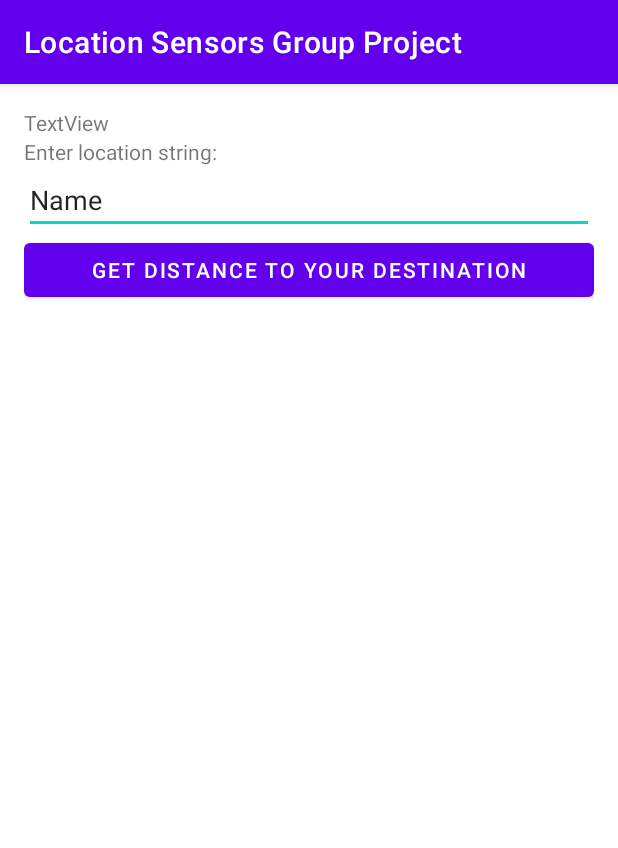
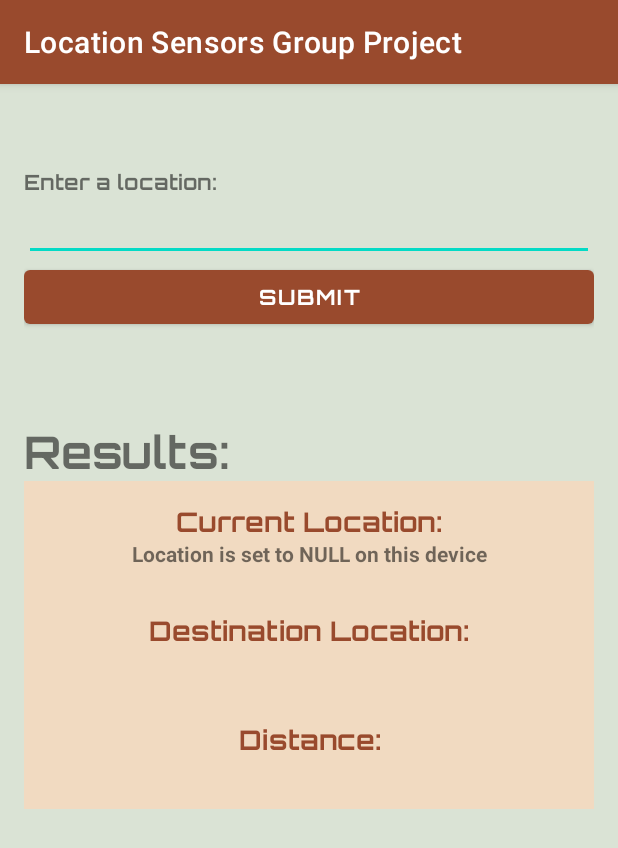
Before and after one commit to nylahtay/CIS240-LocationSensors, an Android app: the screen it shows after launch (MainActivity), on a phone screen of 412 x 824 dp. Shown: the top 848 px of the screen. Run offline under Robolectric (Android 15) with nearby library versions, the light colour scheme and no system bars; 1 statement that could not run was skipped.

Commit message:
Finished Styling

```diff
--- a/app/src/main/java/com/example/locationsensorsgroupproject/MainActivity.java
+++ b/app/src/main/java/com/example/locationsensorsgroupproject/MainActivity.java
@@ -36,7 +36,8 @@ public class MainActivity extends AppCompatActivity {
         //Assign the variables
         TextViewCurrentLocation = findViewById(R.id.txtLocation);
         TextViewDestinationLocation = findViewById(R.id.txtDestination);
-        TextViewDistance = findViewById(R.id.txtDistance);
+        TextViewDistance = findViewById(R.id.txtResults);
+        btLocation = findViewById(R.id.submitBtn);
 
 
 
@@ -46,22 +47,20 @@ public class MainActivity extends AppCompatActivity {
         //this will populate the lat2 and lon2 with the phone's location onCreate;
         getLocation();
 
-        btLocation.setOnClickListener(new View.OnClickListener() {
-
-            @Override
-            public void onClick(View v) {
-                getLocation();
-            }
-        });
 
     }
 
     public void submitForm(View V){
         TextView locationRequested = findViewById(R.id.locationRequested);
         String location =  locationRequested.getText().toString();
-        TextViewDestinationLocation.setText(getLatLongFromString(location));
-        TextViewDistance.setText(distance(lon1, lat1, lon2, lat2)+" Miles Away");
-        TextViewCurrentLocation.setText(lat2+", "+ lon2);
+        String destCoord = getLatLongFromString(location);
+        TextViewDestinationLocation.setText(destCoord);
+        if(destCoord == "Could Not Find Location"){
+            TextViewDistance.setText("Could Not Find Location");
+
+        }else{
+            TextViewDistance.setText(String.format("%.1f",distance(lon1, lat1, lon2, lat2))+" Miles Away");
+        }
     }
 
 
@@ -106,10 +105,11 @@ public class MainActivity extends AppCompatActivity {
             //return "Lat/Lon: "+address.getLatitude() +" "+address.getLongitude();
             lat1 = address.getLatitude();
             lon1 = address.getLongitude();
-            return lat1+", "+lon1;
+            return String.format("%.4f",lat1)+", "+String.format("%.4f",lon1);
 
         }catch(Exception e){
-            return e.toString();
+            Toast.makeText(this, "Could not find location", Toast.LENGTH_SHORT).show();
+            return "Could Not Find Location";
         }
 
     }
@@ -148,7 +148,7 @@ public class MainActivity extends AppCompatActivity {
                         );
 
                         //Set latitude on TextView
-                        TextViewCurrentLocation.setText(addresses.get(0).getLatitude() + "," + addresses.get(0).getLongitude());
+                        TextViewCurrentLocation.setText(String.format("%.4f", addresses.get(0).getLatitude()) + "," + String.format("%.4f", addresses.get(0).getLongitude()));
 
                         //sending the location to the interface GPSCallback
                         lat2 = addresses.get(0).getLatitude();
--- a/app/src/main/res/layout/activity_main.xml
+++ b/app/src/main/res/layout/activity_main.xml
@@ -1,46 +1,115 @@
 <?xml version="1.0" encoding="utf-8"?>
-<LinearLayout
-    xmlns:android="http://schemas.android.com/apk/res/android"
+<LinearLayout xmlns:android="http://schemas.android.com/apk/res/android"
     xmlns:app="http://schemas.android.com/apk/res-auto"
     xmlns:tools="http://schemas.android.com/tools"
     android:layout_width="match_parent"
     android:layout_height="match_parent"
+    android:background="#dae3d5"
+    android:gravity="center_horizontal"
     android:orientation="vertical"
     android:padding="16dp"
-    android:gravity="center_horizontal"
     tools:context=".MainActivity">
-
-
-    <TextView
-        android:id="@+id/textView_location"
-        android:layout_width="match_parent"
-        android:layout_height="wrap_content"
-        android:text="TextView" />
 
     <TextView
         android:id="@+id/textView"
         android:layout_width="match_parent"
         android:layout_height="wrap_content"
-        android:text="Enter location string:" />
+        android:layout_marginTop="40dp"
+        android:fontFamily="@font/orbitron_bold"
+        android:text="@string/location" />
 
     <EditText
         android:id="@+id/locationRequested"
         android:layout_width="match_parent"
         android:layout_height="wrap_content"
+        android:autofillHints=""
         android:ems="10"
+        android:fontFamily="@font/orbitron_bold"
         android:inputType="textPersonName"
-        android:text="Name" />
+        android:textColorHighlight="#994A2D"
+        android:textColorLink="#994A2D" />
 
     <Button
-        android:id="@+id/button"
+        android:id="@+id/submitBtn"
         android:layout_width="match_parent"
         android:layout_height="wrap_content"
+        android:layout_marginBottom="60dp"
+        android:fontFamily="@font/orbitron_bold"
         android:onClick="submitForm"
-        android:text="get distance to your destination" />
+        android:text="@string/submit"
+        app:backgroundTint="#994a2d" />
 
     <TextView
-        android:id="@+id/results"
+        android:id="@+id/textView8"
         android:layout_width="match_parent"
-        android:layout_height="wrap_content" />
+        android:layout_height="wrap_content"
+        android:fontFamily="@font/orbitron_bold"
+        android:text="@string/results"
+        android:textSize="30sp" />
+
+    <LinearLayout
+        android:layout_width="match_parent"
+        android:layout_height="wrap_content"
+        android:background="#F1DAC1"
+        android:orientation="vertical">
+
+        <TextView
+            android:id="@+id/textView2"
+            android:layout_width="match_parent"
+            android:layout_height="wrap_content"
+            android:layout_marginTop="15dp"
+            android:fontFamily="@font/orbitron_bold"
+            android:gravity="center_horizontal"
+            android:text="@string/locationCoord"
+            android:textColor="#994A2D"
+            android:textSize="18sp" />
+
+        <TextView
+            android:id="@+id/txtLocation"
+            android:layout_width="match_parent"
+            android:layout_height="wrap_content"
+            android:layout_marginBottom="30dp"
+            android:fontFamily="sans-serif"
+            android:gravity="center_horizontal"
+            android:textStyle="bold" />
+
+        <TextView
+            android:id="@+id/textView4"
+            android:layout_width="match_parent"
+            android:layout_height="wrap_content"
+            android:fontFamily="@font/orbitron_bold"
+            android:gravity="center_horizontal"
+            android:text="@string/destCoord"
+            android:textColor="#994A2D"
+            android:textSize="18sp" />
+
+        <TextView
+            android:id="@+id/txtDestination"
+            android:layout_width="match_parent"
+            android:layout_height="wrap_content"
+            android:layout_marginBottom="30dp"
+            android:fontFamily="sans-serif"
+            android:gravity="center_horizontal"
+            android:textStyle="bold" />
+
+        <TextView
+            android:id="@+id/textView5"
+            android:layout_width="match_parent"
+            android:layout_height="wrap_content"
+            android:fontFamily="@font/orbitron_bold"
+            android:gravity="center_horizontal"
+            android:text="@string/distance"
+            android:textColor="#994A2D"
+            android:textSize="18sp" />
+
+        <TextView
+            android:id="@+id/txtResults"
+            android:layout_width="match_parent"
+            android:layout_height="wrap_content"
+            android:layout_marginBottom="15dp"
+            android:fontFamily="sans-serif"
+            android:gravity="center_horizontal"
+            android:textStyle="bold" />
+    </LinearLayout>
 
 </LinearLayout>
--- a/app/src/main/res/values/colors.xml
+++ b/app/src/main/res/values/colors.xml
@@ -1,8 +1,8 @@
 <?xml version="1.0" encoding="utf-8"?>
 <resources>
     <color name="purple_200">#FFBB86FC</color>
-    <color name="purple_500">#FF6200EE</color>
-    <color name="purple_700">#FF3700B3</color>
+    <color name="purple_500">#994a2d</color>
+    <color name="purple_700">#773A24</color>
     <color name="teal_200">#FF03DAC5</color>
     <color name="teal_700">#FF018786</color>
     <color name="black">#FF000000</color>
--- a/app/src/main/res/values/strings.xml
+++ b/app/src/main/res/values/strings.xml
@@ -1,8 +1,9 @@
 <resources>
     <string name="app_name">Location Sensors Group Project</string>
     <string name="location">Enter a location:</string>
-    <string name="destCoord">Destination Coordinates</string>
-    <string name="locationCoord">Location Coordinates</string>
-    <string name="distance">Distance</string>
+    <string name="destCoord">Destination Location:</string>
+    <string name="locationCoord">Current Location:</string>
+    <string name="distance">Distance:</string>
+    <string name="submit">Submit</string>
     <string name="results">Results:</string>
 </resources>
```
